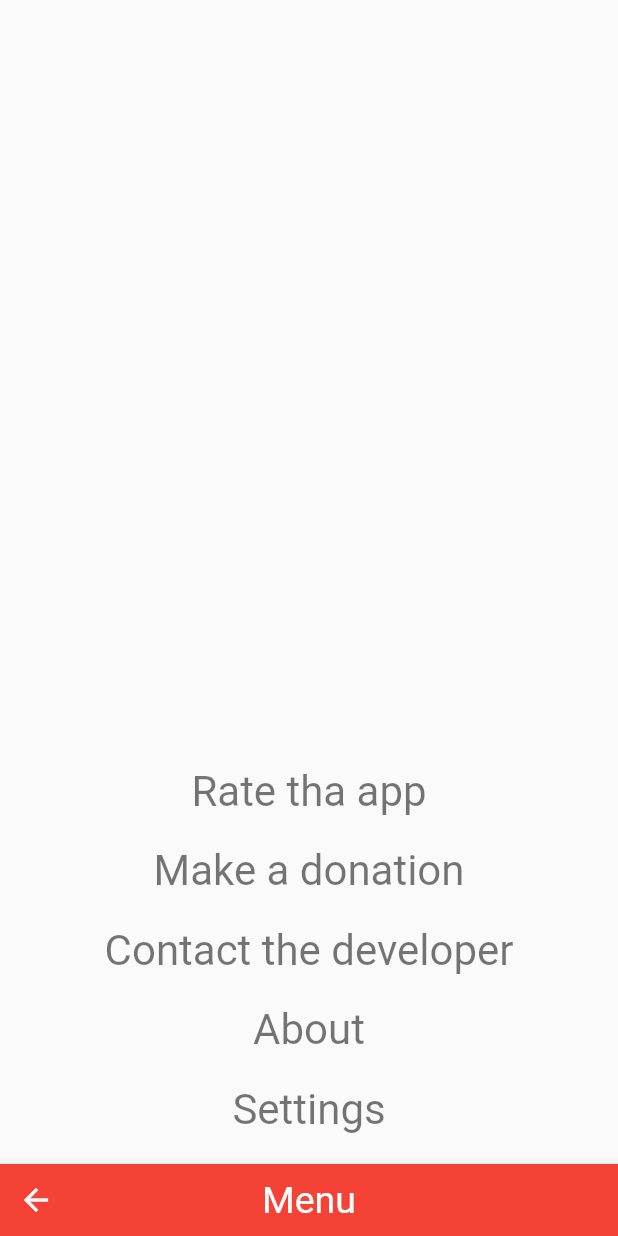
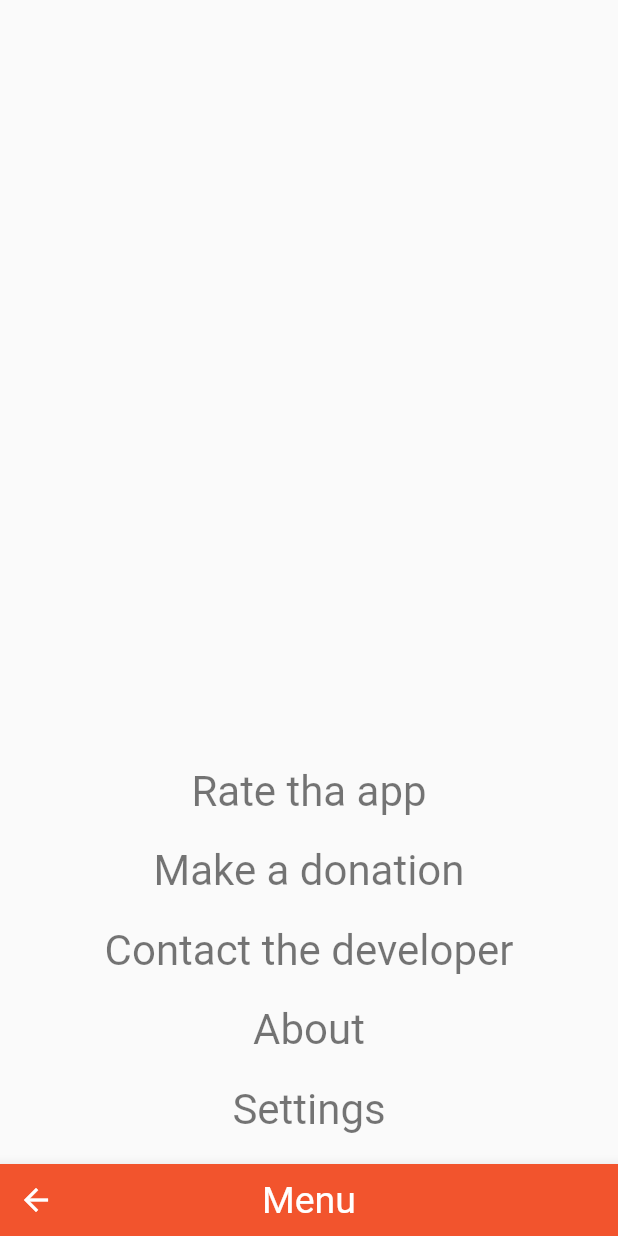
Before and after one commit to ferraridamiano/ConverterNOW, a Flutter app: the screen it shows after launch, in the side drawer, after a tap on the "settings" icon, on a phone screen of 412 x 824 dp. Run offline on Flutter 3.47's test engine with Material 2 defaults, Android fonts, the phone set to English and light mode, and no system bars; our stand-ins replace shared_preferences; network calls fail.

Commit message:
Aggiunti centigrammi, nuovi colori. v.2.3.0

```diff
--- a/lib/AppManager.dart
+++ b/lib/AppManager.dart
@@ -62,7 +62,7 @@ class _AppManagerState extends State<AppManager> {
                             Navigator.of(context).pop();
                             Navigator.push(
                               context,
-                              MaterialPageRoute(builder: (context) => SettingsPage()),
+                              MaterialPageRoute(builder: (context) => SettingsPage(Theme.of(context).primaryColor, Theme.of(context).accentColor)),
                             );
                           },
                         ),
@@ -94,7 +94,7 @@ class _AppManagerState extends State<AppManager> {
                       Navigator.of(context).pop();
                       Navigator.push(
                         context,
-                        MaterialPageRoute(builder: (context) => SettingsPage()),
+                        MaterialPageRoute(builder: (context) => SettingsPage(Theme.of(context).primaryColor, Theme.of(context).accentColor)),
                       );
                     },
                   ),
--- a/lib/ConversionManager.dart
+++ b/lib/ConversionManager.dart
@@ -44,7 +44,7 @@ class _ConversionManager extends State<ConversionManager>{
   static List orderTemperatura=[0,1,2,3,4,5,6];
   static List orderVelocita=[0,1,2,3,4];
   static List orderPrefissi=[0,1,2,3,4,5,6,7,8,9,10,11,12,13,14,15,16,17,18,19,20];
-  static List orderMassa=[0,1,2,3,4,5,6,7,8,9];
+  static List orderMassa=[0,1,2,3,4,5,6,7,8,9,10];
   static List orderPressione=[0,1,2,3,4,5];
   static List orderEnergia=[0,1,2,3];
   static List orderAngoli=[0,1,2,3];
--- a/lib/SettingsPage.dart
+++ b/lib/SettingsPage.dart
@@ -4,11 +4,16 @@ import 'package:flutter/material.dart';
 import 'Utils.dart';
 
 class SettingsPage extends StatelessWidget{
+
+  final Color primaryColor;
+  final Color accentColor;
+  SettingsPage(this.primaryColor, this.accentColor);
+
   @override
   Widget build(BuildContext context) {
     return Scaffold(
       bottomNavigationBar: BottomAppBar(
-          color: Colors.red,
+          color: primaryColor,
           child: new Stack(
             children: <Widget>[
               IconButton(icon: Icon(Icons.arrow_back,color: Colors.white,), onPressed: () {Navigator.pop(context);},),
@@ -58,7 +63,7 @@ class SettingsPage extends StatelessWidget{
             onTap: (){
               Navigator.push(
                     context,
-                    MaterialPageRoute(builder: (context) => SettingsPage2()),
+                    MaterialPageRoute(builder: (context) => SettingsPage2(primaryColor, accentColor)),
                   );
             },
           ),
@@ -72,6 +77,12 @@ class SettingsPage extends StatelessWidget{
 }
 
 class SettingsPage2 extends StatefulWidget{
+
+  final Color primaryColor;
+  final Color accentColor;
+
+  SettingsPage2(this.primaryColor, this.accentColor);
+
   @override
   _SettingsPage2 createState() => _SettingsPage2();
 }
@@ -83,7 +94,7 @@ class _SettingsPage2 extends State<SettingsPage2>{
 
     return Scaffold(
       bottomNavigationBar: BottomAppBar(
-          color: Colors.red,
+          color: widget.primaryColor,
           child: new Stack(
             children: <Widget>[
               IconButton(icon: Icon(Icons.arrow_back,color: Colors.white,), onPressed: () {Navigator.pop(context);},),
@@ -98,7 +109,7 @@ class _SettingsPage2 extends State<SettingsPage2>{
             children:<Widget>[
               ListTile(
                 title: Text(MyLocalizations.of(context).trans('logo_drawer')),
-                trailing: Checkbox(value: isLogoVisible,activeColor: Colors.red,
+                trailing: Checkbox(value: isLogoVisible,activeColor: widget.accentColor,
                 onChanged: (bool val) {
                   setState(() {
                     isLogoVisible=val;
--- a/lib/UnitsData.dart
+++ b/lib/UnitsData.dart
@@ -140,9 +140,10 @@ initializeUnits(BuildContext context, listaOrder, currencyValues){
       ]),
       Node(isMultiplication: true, coefficientPer: 100000.0, name: MyLocalizations.of(context).trans('quintale'),order: listaOrder[7][5],),
       Node(isMultiplication: true, coefficientPer: 1000000.0, name: MyLocalizations.of(context).trans('tonnellata'),symbol:"[t]",order: listaOrder[7][6],),
-      Node(isMultiplication: false, coefficientPer: 1000.0, name: MyLocalizations.of(context).trans('milligrammo'),symbol:"[mg]",order: listaOrder[7][7],),
-      Node(isMultiplication: true, coefficientPer: 1.660539e-24, name: MyLocalizations.of(context).trans('uma'),symbol:"[u]",order: listaOrder[7][8],),
-      Node(isMultiplication: true, coefficientPer: 0.2, name: MyLocalizations.of(context).trans('carato'),symbol:"[ct]",order: listaOrder[7][9],),
+      Node(isMultiplication: false, coefficientPer: 100.0, name: MyLocalizations.of(context).trans('centigrammo'),symbol:"[cg]",order: listaOrder[7][7],),
+      Node(isMultiplication: false, coefficientPer: 1000.0, name: MyLocalizations.of(context).trans('milligrammo'),symbol:"[mg]",order: listaOrder[7][8],),
+      Node(isMultiplication: true, coefficientPer: 1.660539e-24, name: MyLocalizations.of(context).trans('uma'),symbol:"[u]",order: listaOrder[7][9],),
+      Node(isMultiplication: true, coefficientPer: 0.2, name: MyLocalizations.of(context).trans('carato'),symbol:"[ct]",order: listaOrder[7][10],),
     ]);
 
     Node pascal=Node(name: MyLocalizations.of(context).trans('pascal'),symbol:"[Pa]",order: listaOrder[8][0],
--- a/lib/main.dart
+++ b/lib/main.dart
@@ -33,12 +33,12 @@ class _MyApp extends State<MyApp> {
       title: 'Converter NOW',
       home: AppManager(),
       theme: ThemeData(
-          primaryColor: Color(0xFFF44336),
-          accentColor: Color(0xFF03A9F4),
+          primaryColor: Color(0xFFF2542D),
+          accentColor: Color(0xFF0E9594),
           brightness: Brightness.light),
       darkTheme: ThemeData(
-        primaryColor: Color(0xFFF44336),
-        accentColor: Color(0xFF03A9F4),
+        primaryColor: Color(0xFFF2542D),
+        accentColor: Color(0xFF0E9594),
         brightness: Brightness.dark),
       supportedLocales: [const Locale('en', 'US'), const Locale('it', 'IT')],
       localizationsDelegates: [
--- a/resources/lang/en.json
+++ b/resources/lang/en.json
@@ -120,6 +120,7 @@
   "milligrammo": "Milligrams",
   "uma": "Unified atomic mass unit",
   "carato": "Carats",
+  "centigrammo": "Centigrams",
 
   "pascal": "Pascal",
   "atmosfere":"Atmosphere",
--- a/resources/lang/it.json
+++ b/resources/lang/it.json
@@ -120,6 +120,7 @@
   "milligrammo": "Milligrammi",
   "uma": "Unità di Massa Atomica",
   "carato": "Carati",
+  "centigrammo": "Centigrammo",
 
   "pascal": "Pascal",
   "atmosfere":"Atomsfere",
```
